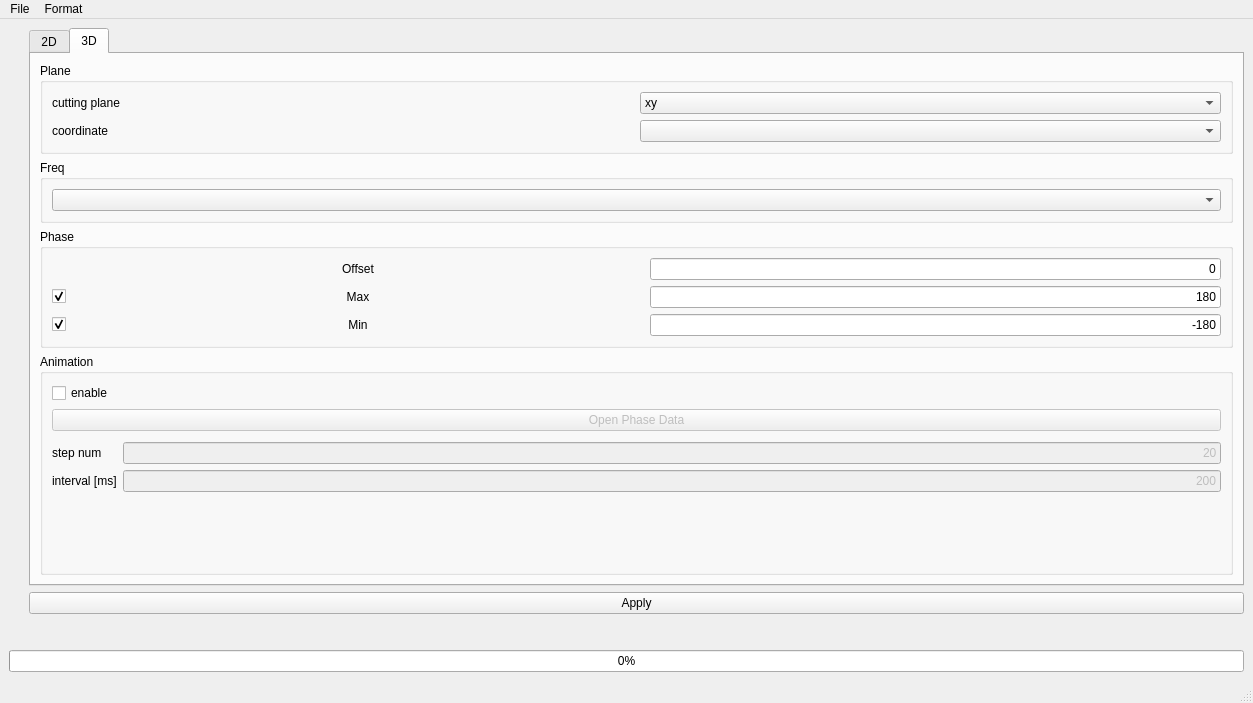
Above: ui/main_window.ui from yn4k4nishi/aemwel_viewer before the change. Below: the same form after it.
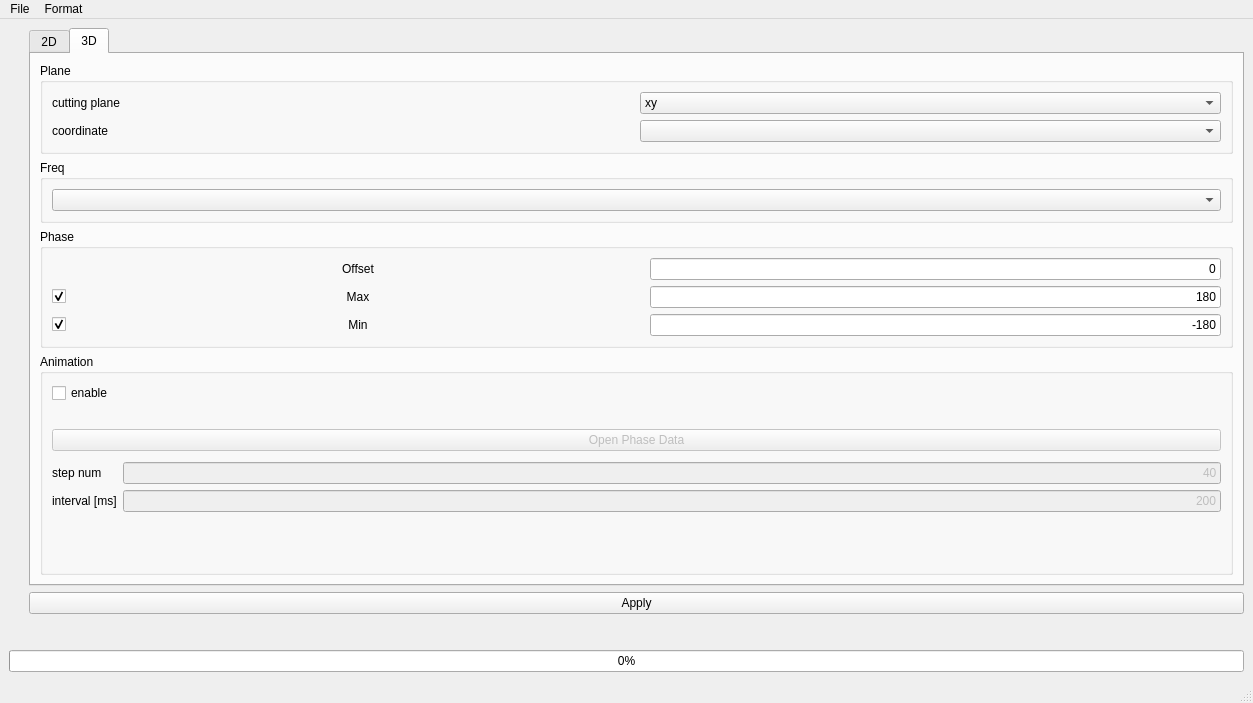
That is the form after the change.

The edit to the form file:
```diff
--- a/ui/main_window.ui
+++ b/ui/main_window.ui
@@ -343,6 +343,19 @@
                  </property>
                 </widget>
                </item>
+               <item>
+                <widget class="QLabel" name="label_phase_data_path">
+                 <property name="sizePolicy">
+                  <sizepolicy hsizetype="Preferred" vsizetype="Maximum">
+                   <horstretch>0</horstretch>
+                   <verstretch>0</verstretch>
+                  </sizepolicy>
+                 </property>
+                 <property name="text">
+                  <string/>
+                 </property>
+                </widget>
+               </item>
                <item>
                 <widget class="QPushButton" name="pushButton_openPhaseData">
                  <property name="enabled">
@@ -374,7 +387,7 @@
                     <bool>false</bool>
                    </property>
                    <property name="text">
-                    <string>20</string>
+                    <string>40</string>
                    </property>
                    <property name="alignment">
                     <set>Qt::AlignRight|Qt::AlignTrailing|Qt::AlignVCenter</set>
```
